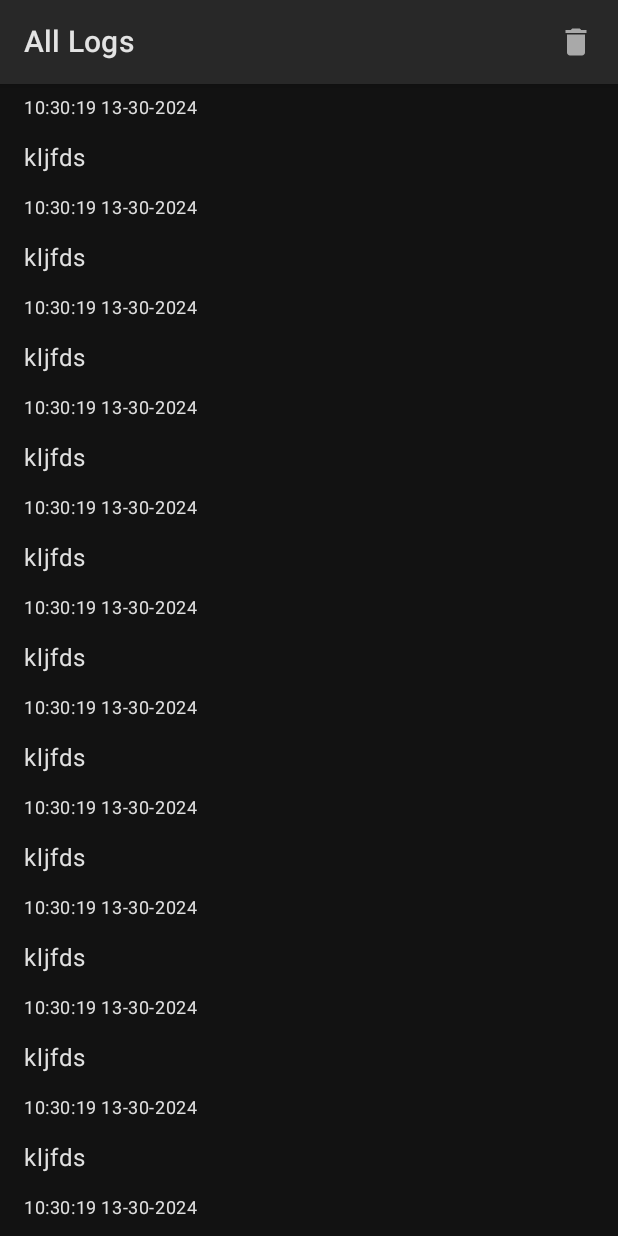
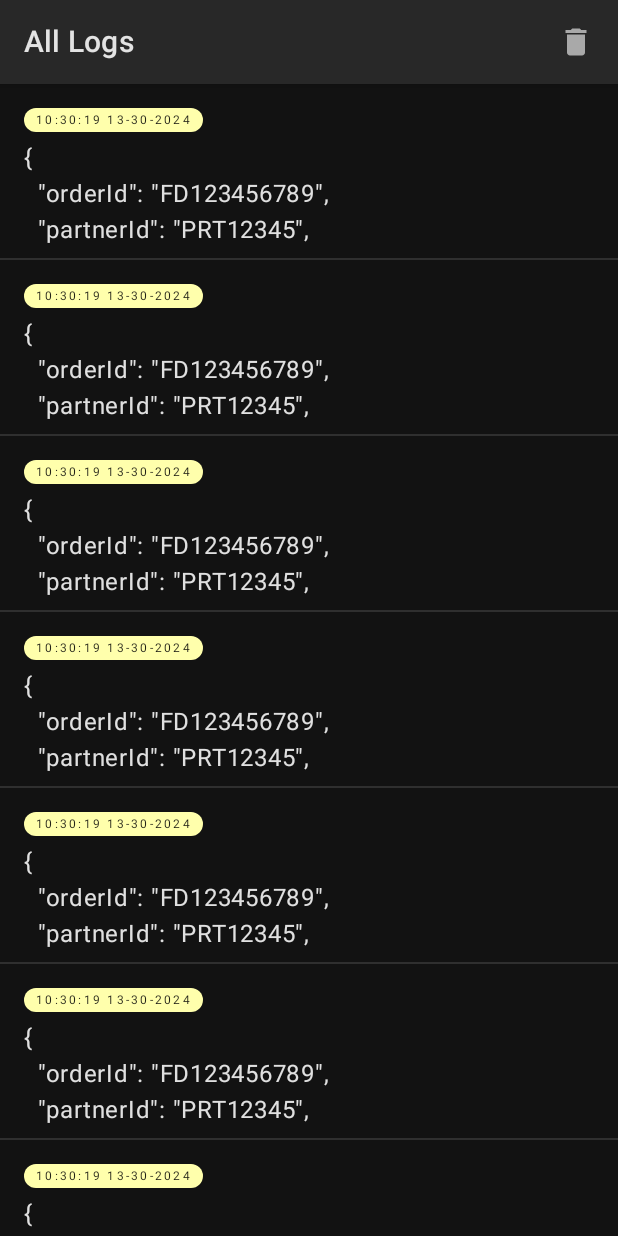
Before and after one commit to adityam49/GrpcLogger, an Android app built with Jetpack Compose: the @Preview function Test, on a phone screen of 412 x 824 dp. Run offline under Robolectric (Android 15) with nearby library versions, the phone set to English and light mode, and no system bars; our stand-ins replace Room's generated code, paging.

Commit message:
Update UI

```diff
--- a/app/src/main/java/com/ducktappedapps/grpclogger/ui/AllLogsScreen.kt
+++ b/app/src/main/java/com/ducktappedapps/grpclogger/ui/AllLogsScreen.kt
@@ -9,6 +9,7 @@ import androidx.compose.foundation.layout.fillMaxWidth
 import androidx.compose.foundation.layout.padding
 import androidx.compose.foundation.layout.wrapContentHeight
 import androidx.compose.foundation.lazy.LazyColumn
+import androidx.compose.material.Divider
 import androidx.compose.material.Icon
 import androidx.compose.material.IconButton
 import androidx.compose.material.MaterialTheme
@@ -42,7 +43,7 @@ internal fun AllLogsScreen(
     clearLogs: () -> Unit,
     showDetailedLogs: (String) -> Unit,
     allLogs: LazyPagingItems<Log>,
-    goBack : () -> Unit,
+    goBack: () -> Unit,
 ) {
     BackHandler {
         goBack()
@@ -72,27 +73,17 @@ internal fun AllLogsScreen(
                 allLogs[index]?.let { log ->
                     Log(
                         modifier = Modifier
-                            .padding(horizontal = 16.dp)
+                            .padding(start = 16.dp, end = 16.dp, top = 16.dp)
                             .clickable {
                                 showDetailedLogs(log.callId)
                             },
                         log = log
                     )
+                    if (allLogs.itemCount - 1 != index) {
+                        Divider()
+                    }
                 }
             }
-//            items(allLogs) { index, item ->
-//                Log(
-//                    modifier = Modifier
-//                        .padding(horizontal = 16.dp)
-//                        .clickable {
-//                            showDetailedLogs(item.callId)
-//                        }, log = item
-//                )
-//                if (index != allLogs.lastIndex) {
-//                    Divider(color = MaterialTheme.colors.onSurface, thickness = 1.dp)
-//                }
-//            }
-
         }
     }
 }
@@ -107,12 +98,8 @@ private fun Log(
             .fillMaxWidth()
             .wrapContentHeight()
     ) {
-        Text(
-            modifier = Modifier
-                .fillMaxWidth()
-                .padding(vertical = 8.dp),
-            text = log.getFormattedDateTimestamp(),
-            style = MaterialTheme.typography.caption
+        TimeTag(
+            timeTag = log.getFormattedDateTimestamp(),
         )
 
         Text(
@@ -145,30 +132,17 @@ internal fun <T> Flow<T>.CollectAsEffect(
 )
 @Composable
 private fun Test() {
+    val viewModel = FakeGrpcLoggingViewModel()
+    val logs = viewModel.logs.collectAsLazyPagingItems()
     GrpcLoggerTheme {
         AllLogsScreen(
             modifier = Modifier.fillMaxSize(),
-            clearLogs = { },
-            showDetailedLogs = { },
-            allLogs = flow {
-                emit(
-                    PagingData.from(
-                        buildList {
-                            repeat(20) { index ->
-                                add(
-                                    Log(
-                                        timestamp = System.currentTimeMillis(),
-                                        callId = "callId$index",
-                                        data = "kljfds",
-                                        callState = CallState.REQUEST,
-                                    )
-                                )
-                            }
-                        }.toList()
-                    )
-                )
-            }.collectAsLazyPagingItems(),
-            goBack = {}
+            allLogs = logs,
+            clearLogs = viewModel::clearLogs,
+            showDetailedLogs = {
+                viewModel.showDetailedLogsFor(it)
+            },
+            goBack = { }
         )
     }
 }
--- /dev/null
+++ b/app/src/main/java/com/ducktappedapps/grpclogger/ui/CommonUI.kt
@@ -0,0 +1,56 @@
+package com.ducktappedapps.grpclogger.ui
+
+import android.content.res.Configuration
+import androidx.compose.foundation.layout.Box
+import androidx.compose.foundation.layout.fillMaxSize
+import androidx.compose.foundation.layout.padding
+import androidx.compose.foundation.layout.wrapContentSize
+import androidx.compose.foundation.shape.RoundedCornerShape
+import androidx.compose.material.LocalContentColor
+import androidx.compose.material.MaterialTheme
+import androidx.compose.material.Surface
+import androidx.compose.material.Text
+import androidx.compose.runtime.Composable
+import androidx.compose.ui.Modifier
+import androidx.compose.ui.graphics.Color
+import androidx.compose.ui.tooling.preview.Preview
+import androidx.compose.ui.tooling.preview.Wallpapers
+import androidx.compose.ui.unit.dp
+import androidx.compose.ui.unit.sp
+import com.ducktappedapps.grpclogger.ui.theme.GrpcLoggerTheme
+import com.ducktappedapps.grpclogger.ui.theme.TimeTagColor
+
+@Composable
+internal fun TimeTag(timeTag: String, colorBackground: Color= MaterialTheme.colors.TimeTagColor) {
+    Surface(
+        color = colorBackground,
+        shape = RoundedCornerShape(50),
+        contentColor = MaterialTheme.colors.onPrimary,
+        modifier = Modifier
+            .wrapContentSize()
+    ) {
+        Text(
+            modifier = Modifier.padding(horizontal = 8.dp),
+            text = timeTag,
+            style = MaterialTheme.typography.overline,
+            fontSize = 8.sp,
+        )
+    }
+}
+
+@Composable
+@Preview(
+    name = "TimeTag", showBackground = false,
+    uiMode = Configuration.UI_MODE_NIGHT_NO or Configuration.UI_MODE_TYPE_NORMAL,
+    wallpaper = Wallpapers.NONE,
+    device = "spec:id=reference_phone,shape=Normal,width=411,height=891,unit=dp,dpi=420"
+)
+internal fun TimeTagTest() {
+    GrpcLoggerTheme {
+        val timeTag = "11:32:12 AM"
+        Box(modifier = Modifier.fillMaxSize()) {
+            TimeTag(timeTag = timeTag)
+        }
+    }
+
+}
--- a/app/src/main/java/com/ducktappedapps/grpclogger/ui/GrpcLoggingViewModel.kt
+++ b/app/src/main/java/com/ducktappedapps/grpclogger/ui/GrpcLoggingViewModel.kt
@@ -124,14 +124,17 @@ internal class GrpcLoggingViewModelImpl @Inject constructor(
 }
 
 class FakeGrpcLoggingViewModel() : GrpcLoggingViewModel {
+    private val coroutineScope = CoroutineScope(Dispatchers.IO)
     override val logs: MutableStateFlow<PagingData<Log>> = MutableStateFlow(PagingData.empty())
     override val detailedLogs: MutableStateFlow<PagingData<Log>> =
         MutableStateFlow(PagingData.empty())
     override val logSortedByAscendingOrder: MutableStateFlow<Boolean> = MutableStateFlow(false)
     override val sharingTextFlow: MutableSharedFlow<String> = MutableSharedFlow()
 
+
     init {
-        logs.value = PagingData.from(buildList {
+        coroutineScope.launch {
+            logs.emit(
                 PagingData.from(
                     buildList { repeat(50) { add(CallState.REQUEST) } }
                         .mapIndexed { index, callType ->
@@ -139,10 +142,13 @@ class FakeGrpcLoggingViewModel() : GrpcLoggingViewModel {
                                 timestamp = System.currentTimeMillis(),
                                 data = longResponse,
                                 callId = "342",
-                            callState = callType
+                                callState = callType,
+                                uid = index,
                             )
                         })
-        })
+            )
+        }
+
 
     }
 
@@ -152,7 +158,7 @@ class FakeGrpcLoggingViewModel() : GrpcLoggingViewModel {
 
     override fun showDetailedLogsFor(callId: String) {
         detailedLogs.value = PagingData.from(buildList {
-            PagingData.from(listOf(
+            listOf(
                 CallState.REQUEST,
                 CallState.HEADERS,
                 CallState.RESPONSE,
@@ -160,13 +166,16 @@ class FakeGrpcLoggingViewModel() : GrpcLoggingViewModel {
                 CallState.RESPONSE,
                 CallState.CLOSE
             ).mapIndexed { index, callType ->
+                add(
                     Log(
                         timestamp = System.currentTimeMillis(),
                         data = longResponse,
-                    callId = "342",
-                    callState = callType
+                        callId = callId,
+                        callState = callType,
+                        uid = index
                     )
-            })
+                )
+            }
         })
     }
 
@@ -178,7 +187,8 @@ class FakeGrpcLoggingViewModel() : GrpcLoggingViewModel {
 
     }
 
-    val longResponse = """{
+    companion object {
+        const val longResponse = """{
   "orderId": "FD123456789",
   "partnerId": "PRT12345",
   "partnerName": "Gourmet Meals on Wheels",
@@ -290,3 +300,5 @@ class FakeGrpcLoggingViewModel() : GrpcLoggingViewModel {
 """
 
     }
+
+}
--- a/app/src/main/java/com/ducktappedapps/grpclogger/ui/theme/Color.kt
+++ b/app/src/main/java/com/ducktappedapps/grpclogger/ui/theme/Color.kt
@@ -5,3 +5,4 @@ import androidx.compose.ui.graphics.Color
 val Purple80 = Color(0xFFD0BCFF)
 val PurpleGrey80 = Color(0xFFCCC2DC)
 val Pink80 = Color(0xFFEFB8C8)
+val PastelYellow = Color(0xFFFFFFAC)
--- a/app/src/main/java/com/ducktappedapps/grpclogger/ui/theme/Theme.kt
+++ b/app/src/main/java/com/ducktappedapps/grpclogger/ui/theme/Theme.kt
@@ -26,6 +26,10 @@ val Colors.responseGreen: Color
 
 val Colors.ActionButtonBackground :Color
     get() = Color.White
+
+val Colors.TimeTagColor  :Color
+    get() = PastelYellow
+
 @Composable
 internal fun GrpcLoggerTheme(
     content: @Composable () -> Unit
```
Also changed, not shown: app/src/main/java/com/ducktappedapps/grpclogger/ui/DetailedLogsScreen.kt (+8 -9 lines). Lines whose indentation alone changed are shown as unchanged.
